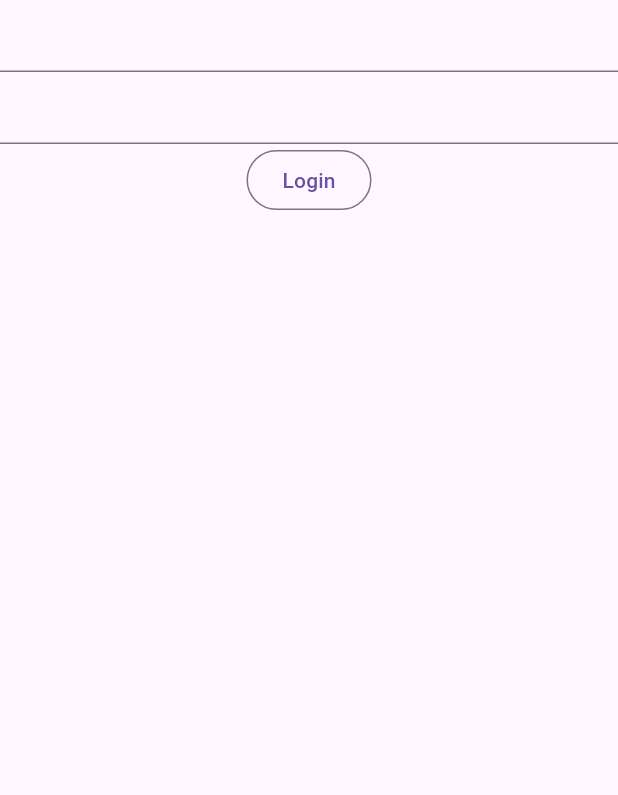
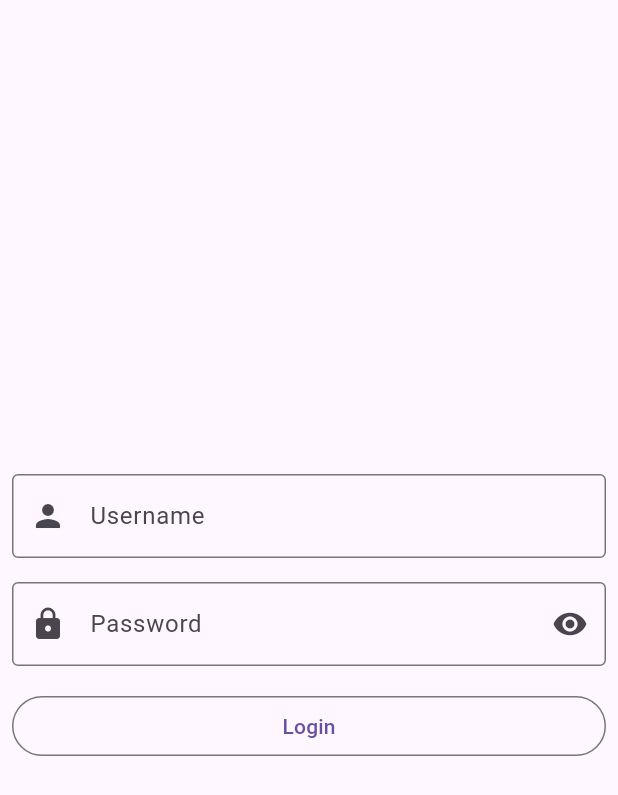
Before and after one commit to jmayta1984/upc-cc238-2402-sw65-flutter-projects, a Flutter app: the screen it shows after launch, after a tap on "Login", on a phone screen of 412 x 824 dp. Shown: the top 795 px of the screen. Run offline on Flutter 3.47's test engine with Material 3 defaults, Android fonts, the phone set to English and light mode, and no system bars; our stand-ins replace flutter_bloc, infinite_scroll_pagination, sqflite; accounts and stored records are empty; network calls fail.

Commit message:
feat: update login feature

```diff
--- a/movie_app/lib/features/auth/data/remote/auth_service.dart
+++ b/movie_app/lib/features/auth/data/remote/auth_service.dart
@@ -4,11 +4,10 @@ import 'dart:io';
 import 'package:http/http.dart' as http;
 import 'package:movie_app/core/app_constants.dart';
 import 'package:movie_app/features/auth/data/remote/login_request.dart';
-import 'package:movie_app/features/auth/presentation/pages/login_dto.dart';
+import 'package:movie_app/features/auth/data/remote/login_dto.dart';
 
 class AuthService {
-  Future<void> login(String username, String password) async {
-    ;
+  Future<LoginDto?> login(String username, String password) async {
 
     http.Response response = await http.post(
         Uri.parse(AppConstants.authBaseUrl),
@@ -18,6 +17,8 @@ class AuthService {
     if (response.statusCode == HttpStatus.ok) {
       Map<String, dynamic> json = jsonDecode(response.body);
       final loginDto = LoginDto.fromJson(json);
+      return loginDto;
     }
+    return null;
   }
 }
--- /dev/null
+++ b/movie_app/lib/features/auth/presentation/blocs/login_bloc.dart
@@ -0,0 +1,22 @@
+import 'package:flutter_bloc/flutter_bloc.dart';
+import 'package:movie_app/features/auth/data/remote/auth_service.dart';
+import 'package:movie_app/features/auth/data/remote/login_dto.dart';
+import 'package:movie_app/features/auth/presentation/blocs/login_event.dart';
+import 'package:movie_app/features/auth/presentation/blocs/login_state.dart';
+
+class LoginBloc extends Bloc<LoginEvent, LoginState> {
+  LoginBloc() : super(LoginInitial()) {
+    on<LoginSubmitted>(
+      (event, emit) async {
+        emit(LoginLoading());
+        LoginDto? loginDto =
+            await AuthService().login(event.username, event.password);
+        if (loginDto != null) {
+          emit(LoginSuccess(loginDto: loginDto));
+        } else {
+          emit(const LoginError(message: 'Wrong credentials'));
+        }
+      },
+    );
+  }
+}
--- /dev/null
+++ b/movie_app/lib/features/auth/presentation/blocs/login_event.dart
@@ -0,0 +1,10 @@
+abstract class LoginEvent {
+  const LoginEvent();
+}
+
+class LoginSubmitted extends LoginEvent {
+  final String username;
+  final String password;
+
+  const LoginSubmitted({required this.username, required this.password});
+}
--- /dev/null
+++ b/movie_app/lib/features/auth/presentation/blocs/login_state.dart
@@ -0,0 +1,19 @@
+import 'package:movie_app/features/auth/data/remote/login_dto.dart';
+
+abstract class LoginState {
+  const LoginState();
+}
+
+class LoginInitial extends LoginState {}
+
+class LoginLoading extends LoginState {}
+
+class LoginSuccess extends LoginState {
+  final LoginDto loginDto;
+  const LoginSuccess({required this.loginDto});
+}
+
+class LoginError extends LoginState {
+  final String message;
+  const LoginError({required this.message});
+}
--- a/movie_app/lib/features/auth/presentation/pages/login_page.dart
+++ b/movie_app/lib/features/auth/presentation/pages/login_page.dart
@@ -1,5 +1,9 @@
 import 'package:flutter/material.dart';
-import 'package:movie_app/features/auth/data/remote/auth_service.dart';
+import 'package:flutter_bloc/flutter_bloc.dart';
+import 'package:movie_app/features/auth/presentation/blocs/login_bloc.dart';
+import 'package:movie_app/features/auth/presentation/blocs/login_event.dart';
+import 'package:movie_app/features/auth/presentation/blocs/login_state.dart';
+import 'package:movie_app/shared/presentation/pages/home_page.dart';
 
 class LoginPage extends StatelessWidget {
   LoginPage({super.key});
@@ -11,19 +15,69 @@ class LoginPage extends StatelessWidget {
   Widget build(BuildContext context) {
     return Scaffold(
       body: SafeArea(
+        child: BlocListener<LoginBloc, LoginState>(
+          listener: (context, state) {
+            if (state is LoginSuccess) {
+              ScaffoldMessenger.of(context).showSnackBar(
+                SnackBar(
+                  content: Text(
+                      'Wellcome ${state.loginDto.firstName} ${state.loginDto.lastName}'),
+                ),
+              );
+              Navigator.pushReplacement(
+                  context,
+                  MaterialPageRoute(
+                    builder: (context) => const HomePage(),
+                  ));
+            } else if (state is LoginError) {
+              ScaffoldMessenger.of(context).showSnackBar(
+                const SnackBar(
+                  content: Text('Wrong credentials'),
+                ),
+              );
+            }
+          },
           child: Column(
+            mainAxisAlignment: MainAxisAlignment.center,
             children: [
-            TextField(
+              Padding(
+                padding: const EdgeInsets.all(8.0),
+                child: TextField(
                   controller: _usernameController,
+                  decoration: const InputDecoration(
+                      prefixIcon: Icon(Icons.person),
+                      border: OutlineInputBorder(),
+                      label: Text('Username')),
                 ),
-            TextField(
+              ),
+              Padding(
+                padding: const EdgeInsets.all(8.0),
+                child: TextField(
                   controller: _passwordController,
+                  decoration: InputDecoration(
+                      prefixIcon: const Icon(Icons.lock),
+                      suffixIcon: IconButton(
+                          onPressed: () {}, icon: const Icon(Icons.visibility)),
+                      border: const OutlineInputBorder(),
+                      label: const Text('Password')),
                 ),
-            OutlinedButton(onPressed: () {
-              AuthService().login(_usernameController.text, _passwordController.text);
-
-            }, child: const Text('Login'))
+              ),
+              Padding(
+                padding: const EdgeInsets.all(8.0),
+                child: SizedBox(
+                  width: double.infinity,
+                  child: OutlinedButton(
+                      onPressed: () {
+                        final String username = _usernameController.text;
+                        final String password = _passwordController.text;
+                        context.read<LoginBloc>().add(LoginSubmitted(
+                            username: username, password: password));
+                      },
+                      child: const Text('Login')),
+                ),
+              )
             ],
+          ),
         ),
       ),
     );
--- a/movie_app/lib/main.dart
+++ b/movie_app/lib/main.dart
@@ -1,4 +1,6 @@
 import 'package:flutter/material.dart';
+import 'package:flutter_bloc/flutter_bloc.dart';
+import 'package:movie_app/features/auth/presentation/blocs/login_bloc.dart';
 import 'package:movie_app/features/auth/presentation/pages/login_page.dart';
 
 void main() {
@@ -10,6 +12,14 @@ class MainApp extends StatelessWidget {
 
   @override
   Widget build(BuildContext context) {
-    return MaterialApp(home: LoginPage());
+    return BlocProvider<LoginBloc>(
+      create:(context) => LoginBloc(),
+      child: MaterialApp(
+        debugShowCheckedModeBanner: false,
+        darkTheme: ThemeData.dark(),
+        theme: ThemeData.light(),
+        home: LoginPage(),
+      ),
+    );
   }
 }
--- a/movie_app/pubspec.yaml
+++ b/movie_app/pubspec.yaml
@@ -11,6 +11,7 @@ dependencies:
     sdk: flutter
   http: ^1.2.2
   infinite_scroll_pagination: ^4.0.0
+  flutter_bloc: ^8.1.6
 
 dev_dependencies:
   flutter_test:
```
Also changed, not shown: movie_app/lib/features/auth/data/remote/login_dto.dart (renamed from movie_app/lib/features/auth/presentation/pages/login_dto.dart), movie_app/pubspec.lock. Lines whose indentation alone changed are shown as unchanged.
